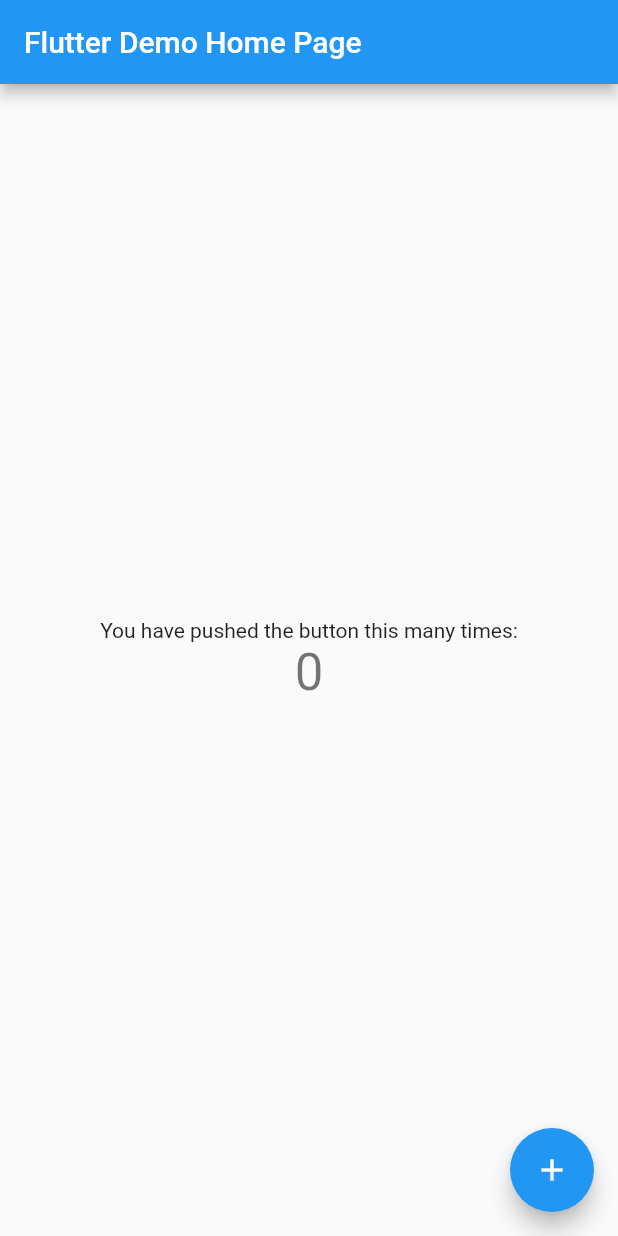
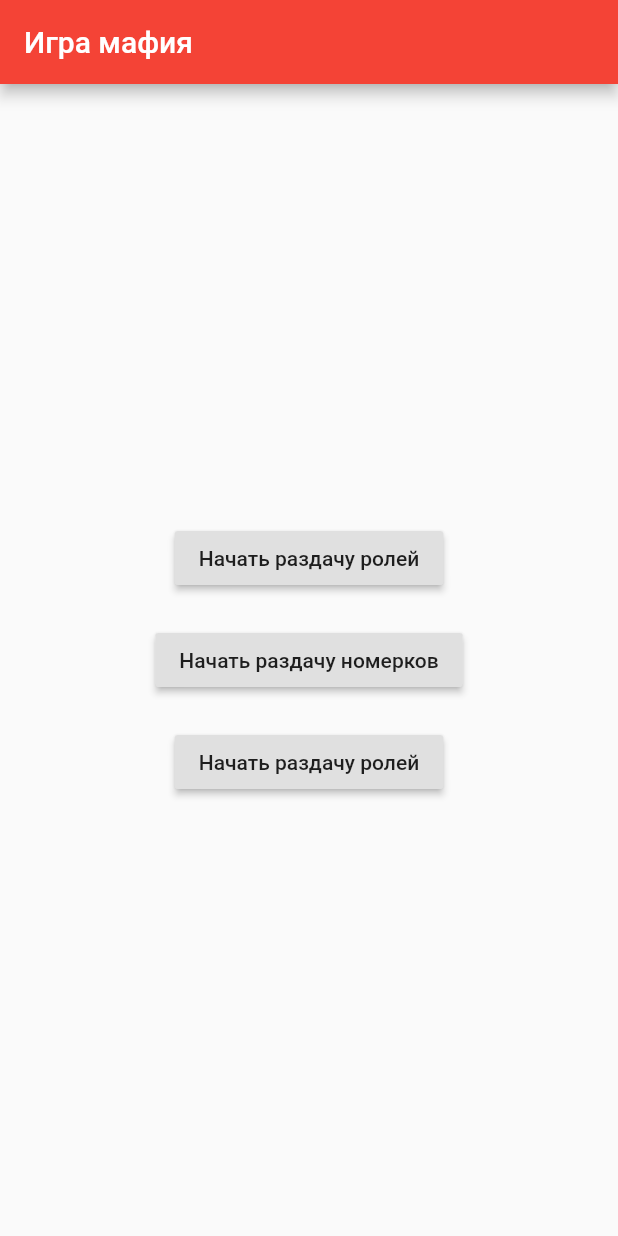
Before and after one commit to pavelbay/mafia-classic-flutter, a Flutter app: the screen it shows after launch, on a phone screen of 412 x 824 dp. Run offline on Flutter 3.47's test engine with Material 2 defaults, Android fonts, the phone set to English and light mode, and no system bars.

Commit message:
create main page

```diff
--- a/mafia_app/lib/main.dart
+++ b/mafia_app/lib/main.dart
@@ -17,9 +17,9 @@ class MyApp extends StatelessWidget {
         // "hot reload" (press "r" in the console where you ran "flutter run",
         // or press Run > Flutter Hot Reload in IntelliJ). Notice that the
         // counter didn't reset back to zero; the application is not restarted.
-        primarySwatch: Colors.blue,
+        primarySwatch: Colors.red,
       ),
-      home: new MyHomePage(title: 'Flutter Demo Home Page'),
+      home: MyHomePage(title: 'Игра мафия'),
     );
   }
 }
@@ -45,7 +45,7 @@ class MyHomePage extends StatefulWidget {
 class _MyHomePageState extends State<MyHomePage> {
   int _counter = 0;
 
-  void _incrementCounter() {
+  void _onBeginRolesDistributionPressed() {
     setState(() {
       // This call to setState tells the Flutter framework that something has
       // changed in this State, which causes it to rerun the build method below
@@ -89,21 +89,30 @@ class _MyHomePageState extends State<MyHomePage> {
           // horizontal).
           mainAxisAlignment: MainAxisAlignment.center,
           children: <Widget>[
-            new Text(
-              'You have pushed the button this many times:',
+            Container(
+              margin: const EdgeInsets.all(10.0),
+              child: RaisedButton (
+                child: const Text('Начать раздачу ролей'),
+                onPressed: _onBeginRolesDistributionPressed,
+              ),
             ),
-            new Text(
-              '$_counter',
-              style: Theme.of(context).textTheme.display1,
+            Container(
+              margin: const EdgeInsets.all(10.0),
+              child: RaisedButton (
+                child: const Text('Начать раздачу номерков'),
+                onPressed: _onBeginRolesDistributionPressed,
+              ),
+            ),
+            Container(
+              margin: const EdgeInsets.all(10.0),
+              child: RaisedButton (
+                child: const Text('Начать раздачу ролей'),
+                onPressed: _onBeginRolesDistributionPressed,
+              ),
             ),
           ],
         ),
       ),
-      floatingActionButton: new FloatingActionButton(
-        onPressed: _incrementCounter,
-        tooltip: 'Increment',
-        child: new Icon(Icons.add),
-      ), // This trailing comma makes auto-formatting nicer for build methods.
     );
   }
 }
```
